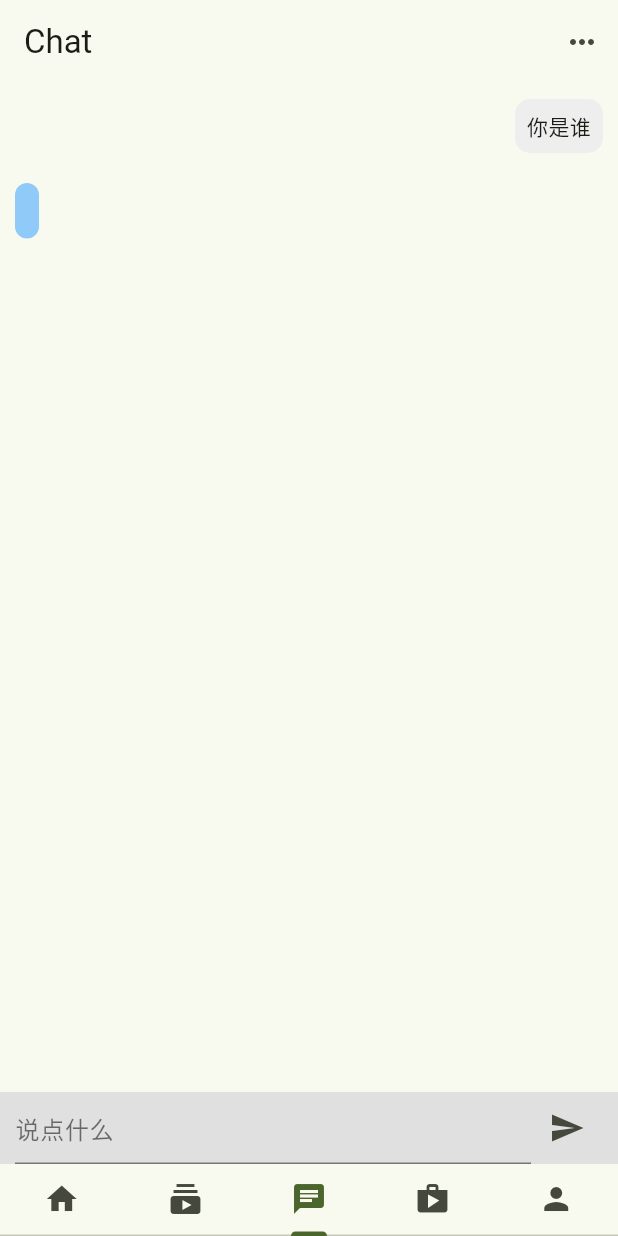
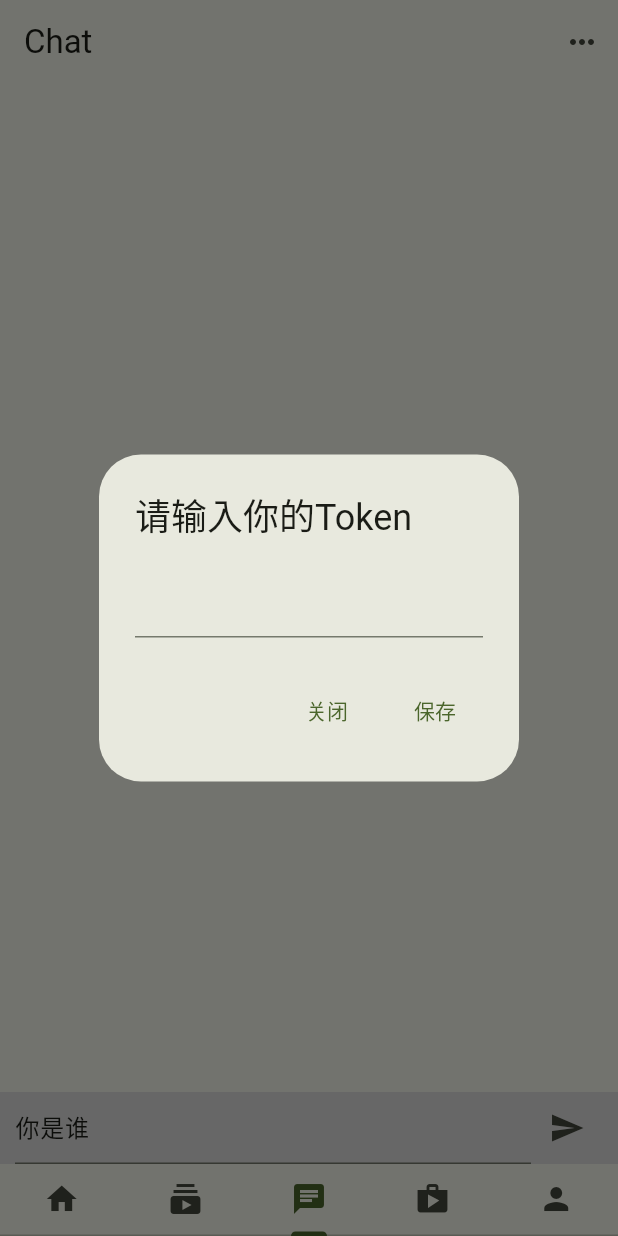
Before and after one commit to dsencheng/dsen_home_flutter_app, a Flutter app: the screen it shows after launch, item 3 of the bottom bar chosen, after a tap on the "send" icon, on a phone screen of 412 x 824 dp. Run offline on Flutter 3.47's test engine with Material 3 defaults, Android fonts, the light colour scheme and no system bars; our stand-ins replace animated_text_kit, dio, flutter_spinkit, get, just_audio, logger and 4 more; network calls fail.

Commit message:
消除token泄漏

```diff
--- a/lib/api/api.dart
+++ b/lib/api/api.dart
@@ -4,6 +4,8 @@
 
 import 'package:dio/dio.dart';
 import 'package:flutter/foundation.dart';
+
+// 测试token "Bearer 00261056-dcce-4d5b-9e2a-2f0a69c583ec"
 
 class Api {
   //单例
@@ -14,11 +16,6 @@
   Api._internal();
 
   final _dio = Dio();
-
-  final _headers = {
-    "Content-Type": "application/json",
-    "Authorization": "Bearer 00261056-dcce-4d5b-9e2a-2f0a69c583ec"
-  };
 
   final list = [
     "你听说最近 AI 又有新突破了吗？",
@@ -31,7 +28,7 @@
   final _endFlag = "[DONE]";
   var random = 0;
 
-  Future<String> getData(String prompt) async {
+  Future<String> getData(String prompt, String token) async {
     // 模拟网络请求
     // await Future.delayed(Duration(seconds: 2));
     // random++;
@@ -54,14 +51,17 @@
               {"role": "user", "content": prompt}
             ]
           },
-          options: Options(headers: _headers));
+          options: Options(headers: {
+            "Content-Type": "application/json",
+            "Authorization": token
+          }));
       return response.data['choices'][0]['message']['content'];
     } catch (e) {
       return '请求失败';
     }
   }
 
-  Stream<String> getDataStream(String prompt) async* {
+  Stream<String> getDataStream(String prompt, String token) async* {
     // for (int i = 0; i < 10; i++) {
     //   // 模拟网络请求延迟
     //   await Future.delayed(Duration(seconds: 1));
@@ -81,8 +81,10 @@
               {"role": "user", "content": prompt}
             ]
           },
-          options:
-              Options(headers: _headers, responseType: ResponseType.stream));
+          options: Options(headers: {
+            "Content-Type": "application/json",
+            "Authorization": token
+          }, responseType: ResponseType.stream));
 
       final steam = response.data!.stream.transform(
           StreamTransformer<Uint8List, String>.fromHandlers(
--- a/lib/pages/chat/chat_page.dart
+++ b/lib/pages/chat/chat_page.dart
@@ -9,7 +9,6 @@
 import 'package:typewritertext/typewritertext.dart';
 
 import '../../data/chat_data.dart';
-import '../../viewmodel/chat_view_model.dart';
 
 class ChatPage extends StatefulWidget {
   const ChatPage({super.key});
@@ -22,6 +21,7 @@
   var _textEditingController = TextEditingController(text: "你是谁");
   var _scrollController = ScrollController();
   final _focusNode = FocusNode();
+  final _tokenController = TextEditingController();
 
   // ChatViewModel _viewModel = ChatViewModel();
 
@@ -166,7 +166,31 @@
                       )),
                       IconButton(
                           onPressed: () {
-                            _sendMessage();
+                            if (_chatController.API_Token.isEmpty) {
+                              Get.dialog(AlertDialog(
+                                title: const Text("请输入你的Token"),
+                                content: TextField(
+                                  controller: _tokenController,
+                                ),
+                                actions: [
+                                  TextButton(
+                                      onPressed: () {
+                                        Get.back();
+                                      },
+                                      child: const Text("关闭")),
+                                  TextButton(
+                                      onPressed: () {
+                                        _chatController.API_Token =
+                                            _tokenController.text;
+                                        _chatController.saveToken();
+                                        Get.back();
+                                      },
+                                      child: const Text("保存")),
+                                ],
+                              ));
+                            } else {
+                              _sendMessage();
+                            }
                           },
                           icon: const Icon(Icons.send)),
                     ],
--- a/lib/viewmodel/chat_controller.dart
+++ b/lib/viewmodel/chat_controller.dart
@@ -2,9 +2,9 @@
 
 import 'package:DsenHome/api/api.dart';
 import 'package:get/get.dart';
+import 'package:shared_preferences/shared_preferences.dart';
 
 import '../data/chat_data.dart';
-import 'chat_view_model.dart';
 
 class ChatController extends GetxController {
   final chatList = <ChatData>[].obs;
@@ -17,6 +17,7 @@
 
   StreamController<String>? streamController;
   String _streamMessage = '';
+  String API_Token = '';
 
   get chatCount {
     var count = chatList.length;
@@ -40,7 +41,7 @@
       }
       streamController = StreamController.broadcast();
       isTyping = true;
-      Api().getDataStream(message).listen((value) {
+      Api().getDataStream(message, API_Token).listen((value) {
         // print("value: $value");
         isTyping = true;
         _streamMessage += value;
@@ -64,11 +65,23 @@
         print("stream error: $error");
       });
     } else {
-      Api().getData(message).then((value) {
+      Api().getData(message, API_Token).then((value) {
         chatList.add(ChatData(message: value, isMe: false));
         isLoading.toggle();
         scrollToBottom.trigger(true);
       });
     }
   }
+
+  void readToken() async {
+    final pref = SharedPreferencesAsync();
+    API_Token = await pref.getString("doubao_token") ?? '';
+  }
+
+  void saveToken() async {
+    if (API_Token.isNotEmpty) {
+    final pref = SharedPreferencesAsync();
+    pref.setString("doubao_token", API_Token);
+    }
+  }
 }
--- a/lib/viewmodel/chat_view_model.dart
+++ /dev/null
@@ -1,24 +0,0 @@
-import 'dart:async';
-
-import 'package:DsenHome/api/api.dart';
-import 'package:flutter/material.dart';
-
-class ChatViewModel extends ChangeNotifier {
-  List<ChatViewModelItem> streams = [];
-
-  void sendMessage(String text) async {
-    Api().getData(text).then((value) {
-      streams.add(ChatViewModelItem(
-          isMe: false, message: value, stream: StreamController<String>()));
-      notifyListeners();
-    });
-  }
-}
-
-class ChatViewModelItem {
-  final bool isMe;
-  final String message;
-  final StreamController<String> stream;
-  ChatViewModelItem(
-      {required this.isMe, required this.stream, required this.message});
-}
```
Also changed, not shown: lib/pages/personal/personal_page.dart (+43 -10 lines), 1 other file.
